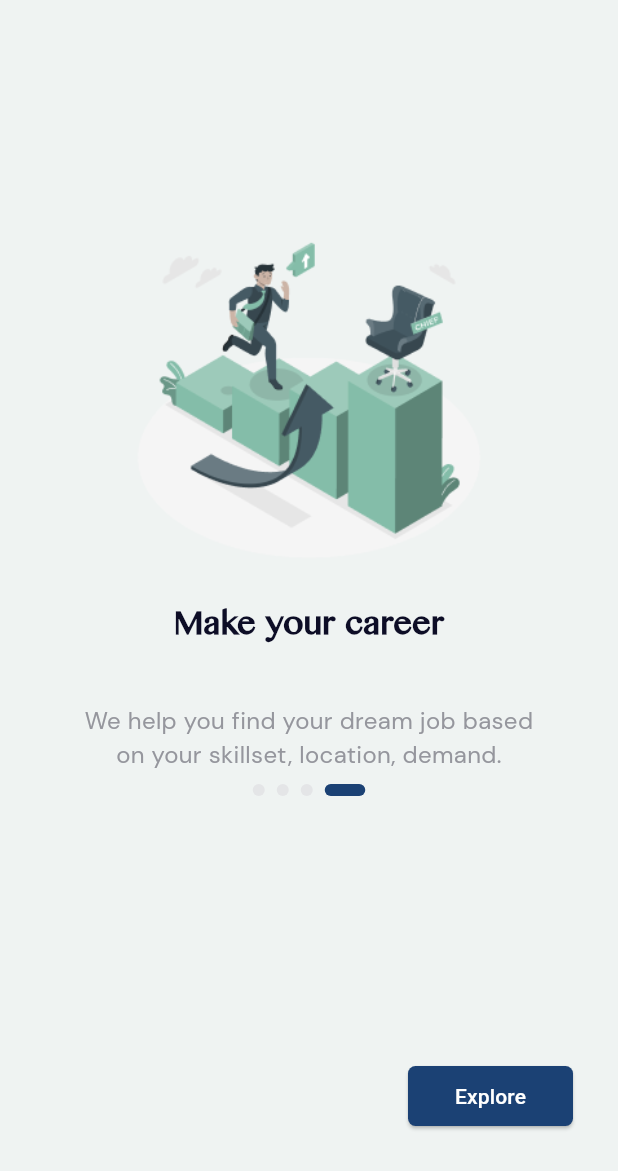
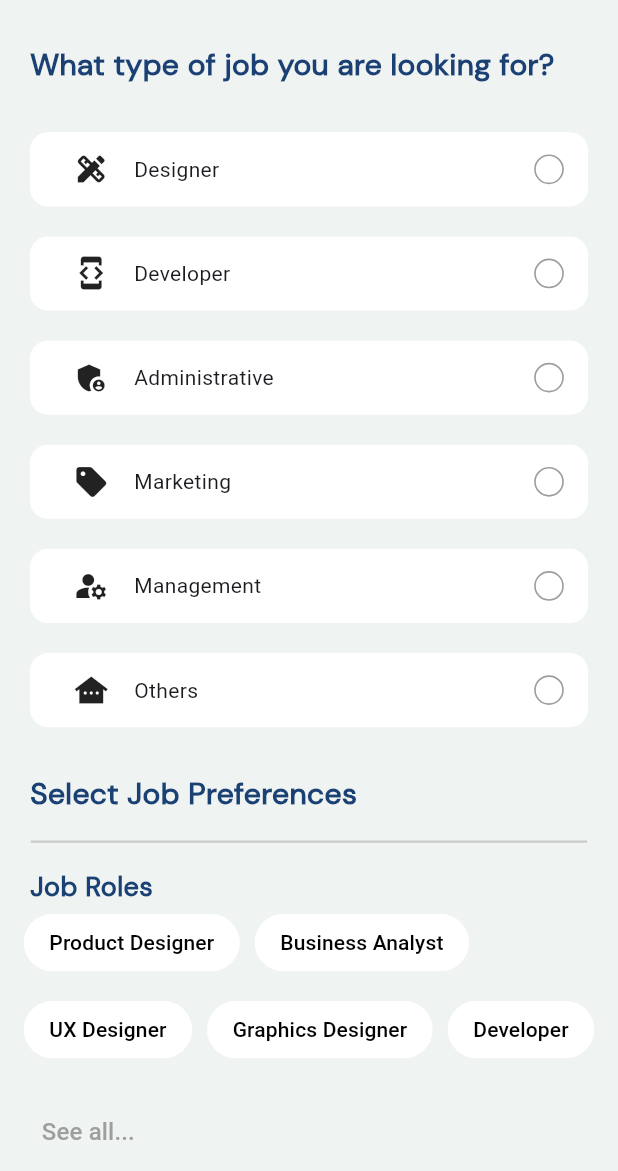
Before and after one commit to iimeeeed/Khotwa, a Flutter app: the Flow screen opened directly, after a tap on "Skip", after a tap on "Explore", on a phone screen of 412 x 824 dp, the part 65-1236 px from its top. Run offline on Flutter 3.47's test engine with Material 3 defaults, Android fonts, the phone set to English and light mode, and no system bars.

Commit message:
Added prefernces page

```diff
--- a/lib/screens/jobSeeker/flowSignUp/flow.dart
+++ b/lib/screens/jobSeeker/flowSignUp/flow.dart
@@ -1,6 +1,7 @@
 import 'package:flutter/material.dart';
 import '../../../commons/khotwa_logo.dart';
 import '../../../commons/constants.dart';
+import '../preferences/prefs.dart';
 
 class Flow extends StatefulWidget {
   const Flow({super.key});
@@ -14,10 +15,14 @@ class _FlowState extends State<Flow> {
   int currentPage = 0;
 
   Map<String, String> myMap = {
-    "assets/asset3.png": "Figure out your top five priorities whether it is company culture, salary.",
-    "assets/asset4.png": "Our job list includes several industries, so you can find the best job for you.",
-    "assets/asset5.png": "You can apply to your desirable jobs very quickly and easily with ease.",
-    "assets/asset6.png": "We help you find your dream job based on your skillset, location, demand.",
+    "assets/asset3.png":
+        "Figure out your top five priorities whether it is company culture, salary.",
+    "assets/asset4.png":
+        "Our job list includes several industries, so you can find the best job for you.",
+    "assets/asset5.png":
+        "You can apply to your desirable jobs very quickly and easily with ease.",
+    "assets/asset6.png":
+        "We help you find your dream job based on your skillset, location, demand.",
   };
 
   List<String> myList = [
@@ -180,7 +185,7 @@ class _FlowState extends State<Flow> {
                   child: Row(
                     mainAxisAlignment: MainAxisAlignment.end,
                     children: [
-                      Container(
+                      SizedBox(
                         width: 110,
                         height: 40,
                         child: ElevatedButton(
@@ -193,7 +198,12 @@ class _FlowState extends State<Flow> {
                               ),
                             ),
                           ),
-                          onPressed: () {},
+                          onPressed: () {
+                            Navigator.push(
+                                context,
+                                MaterialPageRoute(
+                                    builder: (context) => Prefs()));
+                          },
                           child: const Text(
                             "Explore",
                             style: TextStyle(color: Colors.white),
--- a/lib/screens/jobSeeker/preferences/prefs.dart
+++ b/lib/screens/jobSeeker/preferences/prefs.dart
@@ -0,0 +1,350 @@
+import 'package:flutter/material.dart';
+import '../../../commons/constants.dart';
+import '../../../commons/khotwa_logo.dart';
+
+class Prefs extends StatefulWidget {
+  const Prefs({super.key});
+
+  @override
+  State<Prefs> createState() => _PrefsState();
+}
+
+class _PrefsState extends State<Prefs> {
+  Map<Icon, String> _prefsMap = {
+    Icon(Icons.design_services): "Designer",
+    Icon(Icons.developer_mode): "Developer",
+    Icon(Icons.admin_panel_settings_sharp): "Administrative",
+    Icon(Icons.sell): "Marketing",
+    Icon(Icons.manage_accounts): "Management",
+    Icon(Icons.other_houses): "Others",
+  };
+
+  final List<Map<String, dynamic>> _tags = [
+    {"name": "Product Designer", "selected": false},
+    {"name": "Business Analyst", "selected": false},
+    {"name": "UX Designer", "selected": false},
+    {"name": "Graphics Designer", "selected": false},
+    {"name": "Developer", "selected": false},
+    {"name": "Engineer", "selected": false},
+    {"name": "Architect", "selected": false}, // Fixed duplicate
+  ];
+
+  final List<Map<String, dynamic>> _locations = [
+    {"name": "Algiers", "selected": false},
+    {"name": "Medea", "selected": false},
+    {"name": "Tipaza", "selected": false},
+    {"name": "Oum el Bouaghi", "selected": false},
+    {"name": "Oran", "selected": false},
+    {"name": "Tizi Ouzou", "selected": false},
+    {"name": "Constantine", "selected": false},
+  ];
+
+  bool _showAllTags = false;
+  bool _showAllLocations = false;
+
+  Widget buildTile(Icon icon, String str) {
+    return Container(
+      width: AppSizes.getScreenWidth(context) * 0.5,
+      height: AppSizes.getScreenHeight(context) * 0.06,
+      decoration: BoxDecoration(
+        color: Colors.white,
+        borderRadius: BorderRadius.circular(12),
+      ),
+      child: Row(
+        crossAxisAlignment: CrossAxisAlignment.center,
+        mainAxisAlignment: MainAxisAlignment.spaceBetween,
+        children: [
+          Row(
+            children: [
+              SizedBox(width: AppSizes.getScreenWidth(context) * 0.07),
+              icon,
+              SizedBox(width: AppSizes.getScreenWidth(context) * 0.04),
+              Text(str),
+            ],
+          ),
+          Padding(
+            padding: const EdgeInsets.only(right: 10.0),
+            child: Transform.scale(
+              scale: 1.1,
+              child: Checkbox(
+                side: BorderSide(color: Colors.grey, width: 1.0),
+                value: prefsChecked[str] ?? false,
+                materialTapTargetSize: MaterialTapTargetSize.shrinkWrap,
+                visualDensity: VisualDensity.compact,
+                shape: const CircleBorder(),
+                activeColor: Color(0xFF84BDA9),
+                onChanged: (bool? value) {
+                  setState(() {
+                    prefsChecked[str] = value ?? false;
+                  });
+                },
+              ),
+            ),
+          ),
+        ],
+      ),
+    );
+  }
+
+  Map<String, bool> prefsChecked = {};
+
+  @override
+  void initState() {
+    super.initState();
+    prefsChecked = {for (var entry in _prefsMap.values) entry: false};
+  }
+
+  @override
+  Widget build(BuildContext context) {
+    return Scaffold(
+      backgroundColor: AppColors.primaryBackgroundColor,
+      appBar: AppBar(
+        backgroundColor: AppColors.primaryBackgroundColor,
+        automaticallyImplyLeading: false,
+        actions: const [
+          KhotwaLogo(),
+        ],
+      ),
+      body: SingleChildScrollView(
+        child: Column(
+          children: [
+            Column(
+              crossAxisAlignment: CrossAxisAlignment.center,
+              children: [
+                SizedBox(
+                  height: AppSizes.getScreenHeight(context) * 0.02,
+                ),
+                Padding(
+                  padding: const EdgeInsets.symmetric(horizontal: 20.0),
+                  child: Align(
+                    alignment: Alignment.centerLeft,
+                    child: Text(
+                      "What type of job you are looking for?",
+                      style: TextStyle(
+                        fontFamily: AppFonts.secondaryFont,
+                        color: AppColors.blueButtonColor,
+                        fontWeight: FontWeight.bold,
+                        fontSize: 20,
+                      ),
+                    ),
+                  ),
+                ),
+                Padding(
+                  padding: const EdgeInsets.all(20.0),
+                  child: ListView(
+                    shrinkWrap: true,
+                    physics: NeverScrollableScrollPhysics(),
+                    children: _prefsMap.entries.map((entry) {
+                      return Padding(
+                        padding: const EdgeInsets.symmetric(vertical: 10),
+                        child: buildTile(entry.key, entry.value),
+                      );
+                    }).toList(),
+                  ),
+                ),
+              ],
+            ),
+            Padding(
+              padding: const EdgeInsets.symmetric(horizontal: 20.0),
+              child: Align(
+                alignment: Alignment.centerLeft,
+                child: Text(
+                  "Select Job Preferences",
+                  style: TextStyle(
+                    fontFamily: AppFonts.secondaryFont,
+                    color: AppColors.blueButtonColor,
+                    fontWeight: FontWeight.bold,
+                    fontSize: 20,
+                  ),
+                ),
+              ),
+            ),
+            SizedBox(
+              height: AppSizes.getScreenHeight(context) * 0.02,
+            ),
+            Container(
+              height: AppSizes.getScreenHeight(context) * 0.002,
+              width: AppSizes.getScreenWidth(context) * 0.9,
+              color: const Color.fromARGB(111, 158, 158, 158),
+            ),
+            SizedBox(
+              height: AppSizes.getScreenHeight(context) * 0.02,
+            ),
+            Padding(
+              padding: const EdgeInsets.symmetric(horizontal: 20.0),
+              child: Align(
+                alignment: Alignment.centerLeft,
+                child: Text(
+                  "Job Roles",
+                  style: TextStyle(
+                    fontFamily: AppFonts.secondaryFont,
+                    color: AppColors.blueButtonColor,
+                    fontWeight: FontWeight.bold,
+                    fontSize: 18,
+                  ),
+                ),
+              ),
+            ),
+            Wrap(
+              spacing: 10.0,
+              runSpacing: 10.0,
+              children: [
+                ..._getVisibleTags().map((tag) {
+                  return RawChip(
+                    label: Text(tag["name"]),
+                    selected: tag["selected"],
+                    onSelected: (bool selected) {
+                      setState(() {
+                        tag["selected"] = selected;
+                      });
+                    },
+                    selectedColor: AppColors.blueButtonColor,
+                    backgroundColor: Colors.white,
+                    labelStyle: TextStyle(
+                      color: tag["selected"] ? Colors.white : Colors.black,
+                    ),
+                    showCheckmark: false,
+                    shape: RoundedRectangleBorder(
+                      borderRadius: BorderRadius.circular(50),
+                      side: BorderSide(color: Colors.transparent),
+                    ),
+                  );
+                }).toList(),
+                if (!_showAllTags)
+                  Padding(
+                    padding: const EdgeInsets.only(top: 10.0),
+                    child: TextButton(
+                      onPressed: () {
+                        setState(() {
+                          _showAllTags = true;
+                        });
+                      },
+                      child: Text(
+                        "See all...",
+                        style: TextStyle(
+                          color: Colors.grey,
+                          fontSize: 16,
+                        ),
+                      ),
+                    ),
+                  ),
+              ],
+            ),
+            SizedBox(
+              height: AppSizes.getScreenHeight(context) * 0.02,
+            ),
+            Container(
+              height: AppSizes.getScreenHeight(context) * 0.002,
+              width: AppSizes.getScreenWidth(context) * 0.9,
+              color: const Color.fromARGB(111, 158, 158, 158),
+            ),
+            SizedBox(
+              height: AppSizes.getScreenHeight(context) * 0.02,
+            ),
+            Padding(
+              padding: const EdgeInsets.symmetric(horizontal: 20.0),
+              child: Align(
+                alignment: Alignment.centerLeft,
+                child: Text(
+                  "Job Locations",
+                  style: TextStyle(
+                    fontFamily: AppFonts.secondaryFont,
+                    color: AppColors.blueButtonColor,
+                    fontWeight: FontWeight.bold,
+                    fontSize: 20,
+                  ),
+                ),
+              ),
+            ),
+            Wrap(
+              spacing: 10.0,
+              runSpacing: 10.0,
+              children: [
+                ..._getVisibleLocations().map((location) {
+                  return RawChip(
+                    label: Text(location["name"]),
+                    selected: location["selected"],
+                    onSelected: (bool selected) {
+                      setState(() {
+                        location["selected"] = selected;
+                      });
+                    },
+                    selectedColor: AppColors.blueButtonColor,
+                    backgroundColor: Colors.white,
+                    labelStyle: TextStyle(
+                      color: location["selected"] ? Colors.white : Colors.black,
+                    ),
+                    showCheckmark: false,
+                    shape: RoundedRectangleBorder(
+                      borderRadius: BorderRadius.circular(50),
+                      side: BorderSide(color: Colors.transparent),
+                    ),
+                  );
+                }).toList(),
+                if (!_showAllLocations)
+                  Padding(
+                    padding: const EdgeInsets.only(top: 10.0),
+                    child: TextButton(
+                      onPressed: () {
+                        setState(() {
+                          _showAllLocations = true;
+                        });
+                      },
+                      child: Text(
+                        "See all...",
+                        style: TextStyle(
+                          color: Colors.grey,
+                          fontSize: 16,
+                        ),
+                      ),
+                    ),
+                  ),
+              ],
+            ),
+            SizedBox(
+              height: AppSizes.getScreenHeight(context) * 0.04,
+            ),
+            SizedBox(
+              width: 266,
+              height: 50,
+              child: ElevatedButton(
+                onPressed: () {},
+                style: ElevatedButton.styleFrom(
+                  backgroundColor: AppColors.lightGreenColor,
+                  padding:
+                      const EdgeInsets.symmetric(horizontal: 100, vertical: 15),
+                  shape: RoundedRectangleBorder(
+                    borderRadius: BorderRadius.circular(10),
+                  ),
+                ),
+                child: const Text(
+                  'SAVE',
+                  style: TextStyle(color: Colors.white),
+                ),
+              ),
+            ),
+             SizedBox(
+              height: AppSizes.getScreenHeight(context) * 0.08,
+            ),
+          ],
+        ),
+      ),
+    );
+  }
+
+  List<Map<String, dynamic>> _getVisibleTags() {
+    if (_showAllTags) {
+      return _tags;
+    } else {
+      return _tags.take(5).toList();
+    }
+  }
+
+  List<Map<String, dynamic>> _getVisibleLocations() {
+    if (_showAllLocations) {
+      return _locations;
+    } else {
+      return _locations.take(5).toList();
+    }
+  }
+}
```
